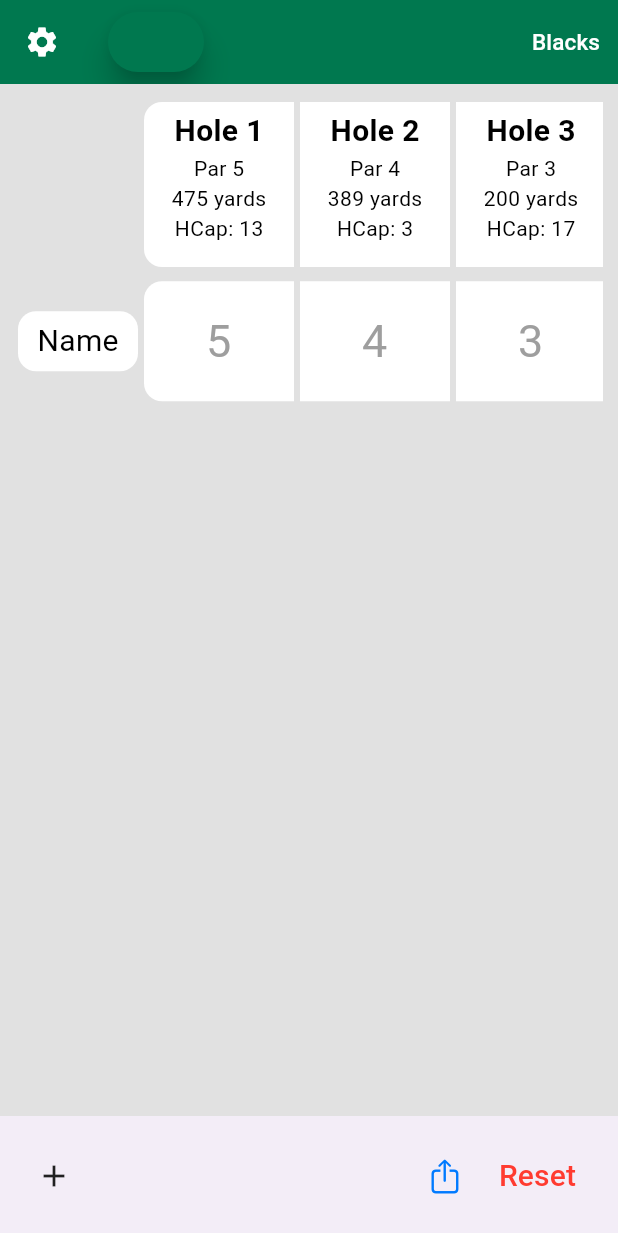
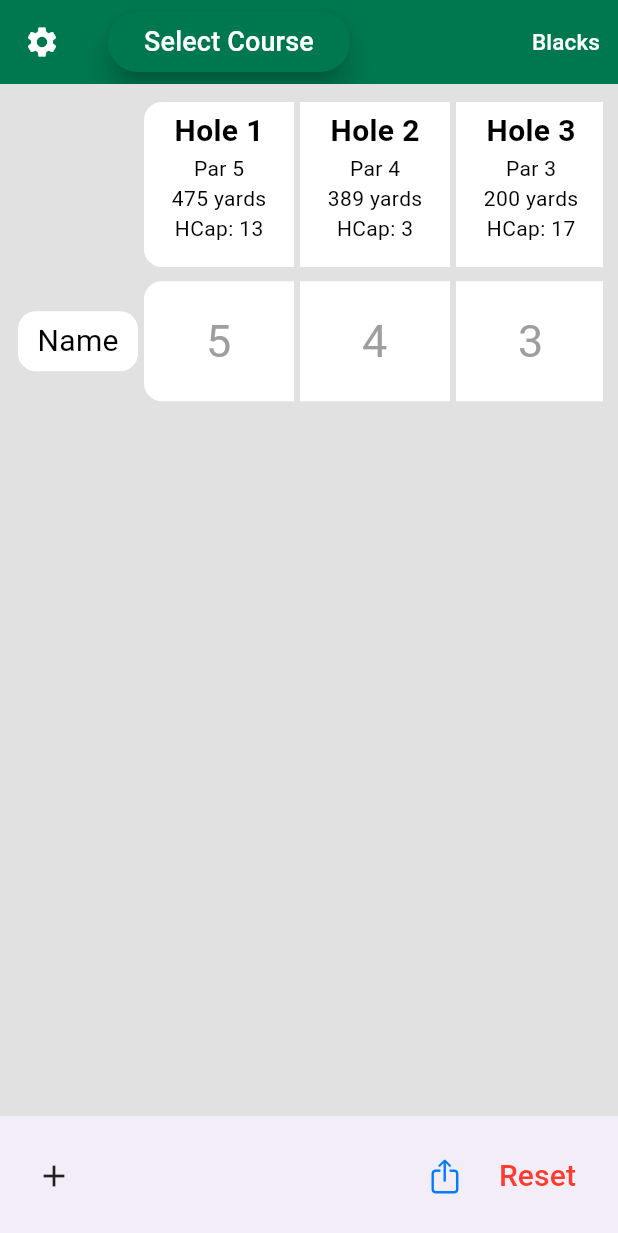
Before and after one commit to joe-mcdonald/scorecard_app, a Flutter app: the screen it shows after launch, on a phone screen of 412 x 824 dp. Shown: the top 1233 px of the screen. Run offline on Flutter 3.47's test engine with Material 3 defaults, Android fonts, the phone set to English and light mode, and no system bars; our stand-ins replace csv, share_plus, shared_preferences.

Commit message:
typo, easy-of-use

```diff
--- a/lib/home_screen.dart
+++ b/lib/home_screen.dart
@@ -586,7 +586,7 @@ class _HomeScreenState extends State<HomeScreen> {
             shadowColor: Colors.black,
           ),
           child: Text(
-            selectedCourse,
+            selectedCourse.isEmpty ? 'Select Course' : selectedCourse,
             style: const TextStyle(color: Colors.white, fontSize: 18),
           ),
         ),
--- a/lib/widgets/course_action_sheet.dart
+++ b/lib/widgets/course_action_sheet.dart
@@ -128,7 +128,7 @@ class _CourseActionSheetState extends State<CourseActionSheet> {
               'pheasantglen', 'Pheasant Glen Golf Resort', 'Nanaimo, BC'),
           _buildAction('pointgrey', 'Point Grey G&CC', 'Vancouver, BC'),
           _buildAction(
-              'royalcolwood', 'Royal Colwood Golf Club', 'Victoria, BC'),
+              'royalcolwood', 'Royal Colwood Golf Club', 'Colwood, BC'),
           _buildAction('shaughnessy', 'Shaughnessy G&CC', 'Vancouver, BC'),
           _buildAction(
               'universitygolfclub', 'University Golf Club', 'Vancouver, BC'),
```
